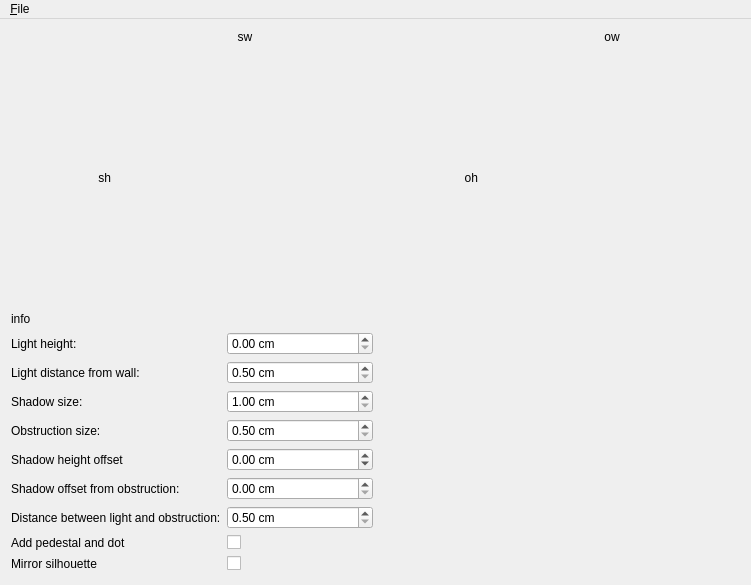
The window that MainWindow.ui (fhunleth/silhouette) describes before a commit, drawn with Qt 5.
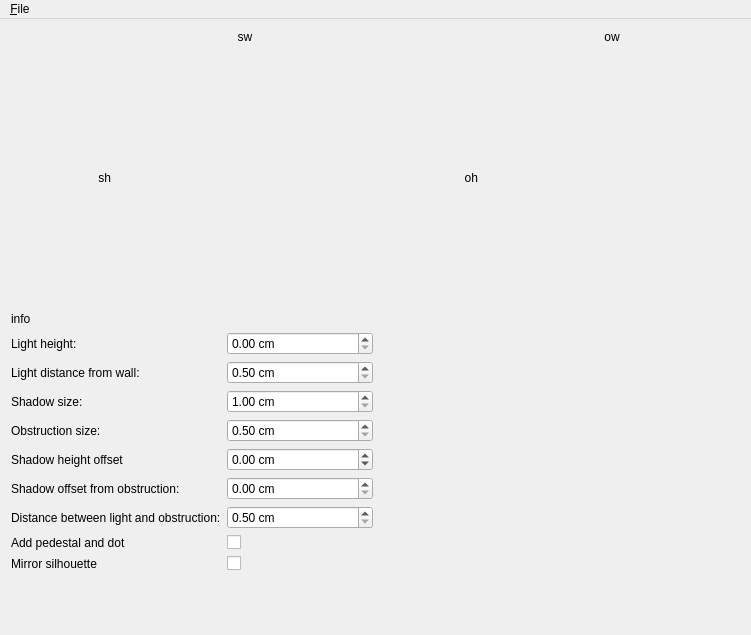
The same window after the commit.

Commit message: Support saving to dxf

```diff
--- a/MainWindow.ui
+++ b/MainWindow.ui
@@ -7,7 +7,7 @@
     <x>0</x>
     <y>0</y>
     <width>751</width>
-    <height>585</height>
+    <height>635</height>
    </rect>
   </property>
   <property name="windowTitle">
```
Left out of the diff: 8 changed lines with no effect on the pictures. The commit also changes 2 other files.
